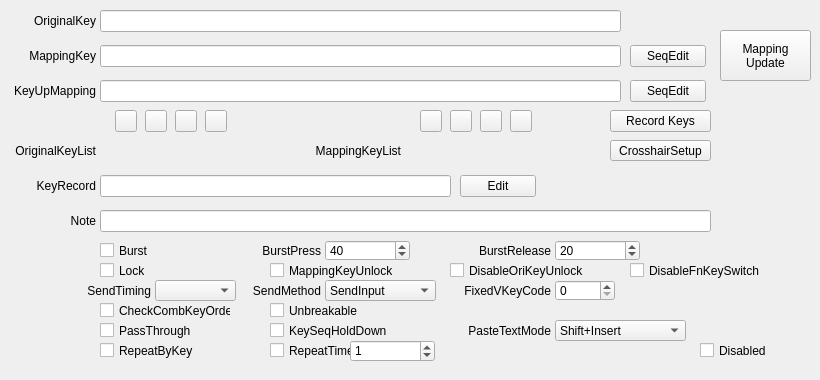
Above: QKeyMapper/qitemsetupdialog.ui from Zalafina/QKeyMapper before the change. Below: the same form after it.
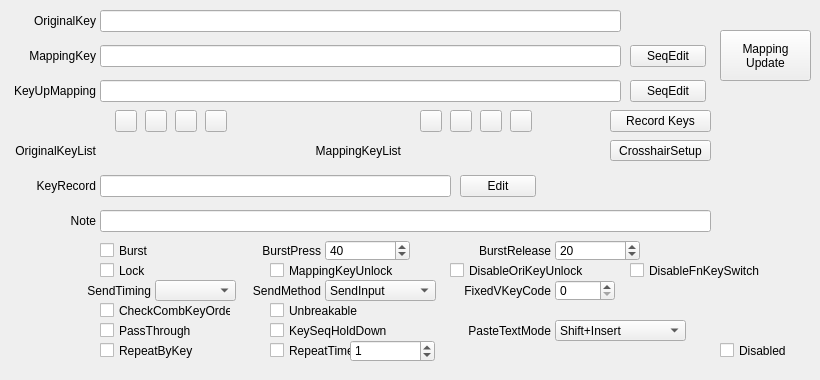
That is the form after the change. Custom widgets are drawn as their Qt base class.

Diff of the .ui file:
```diff
--- a/QKeyMapper/qitemsetupdialog.ui
+++ b/QKeyMapper/qitemsetupdialog.ui
@@ -438,7 +438,7 @@
     <rect>
      <x>270</x>
      <y>300</y>
-     <width>131</width>
+     <width>161</width>
      <height>21</height>
     </rect>
    </property>
@@ -925,7 +925,7 @@
   <widget class="QCheckBox" name="disabledCheckBox">
    <property name="geometry">
     <rect>
-     <x>700</x>
+     <x>720</x>
      <y>340</y>
      <width>101</width>
      <height>21</height>
```
